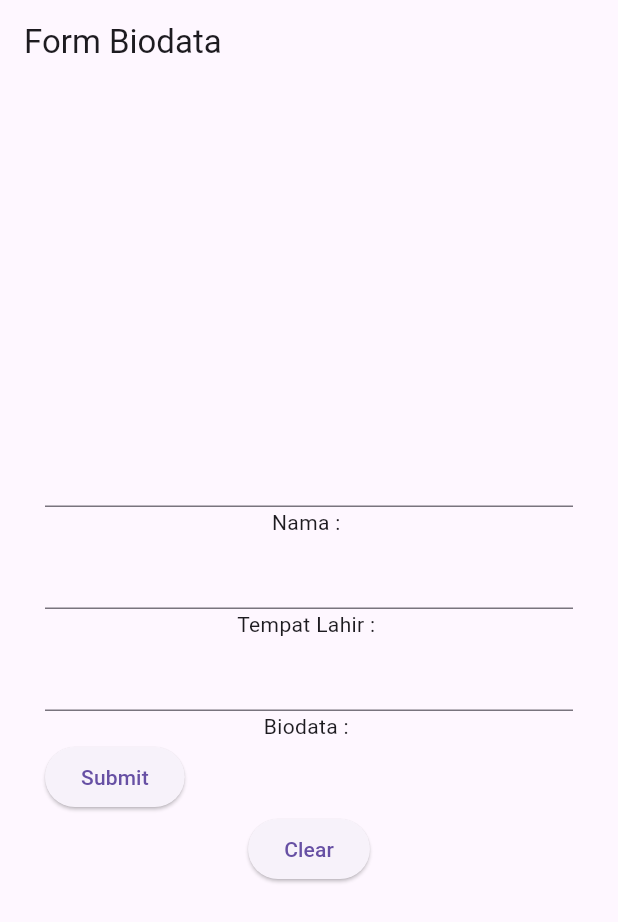
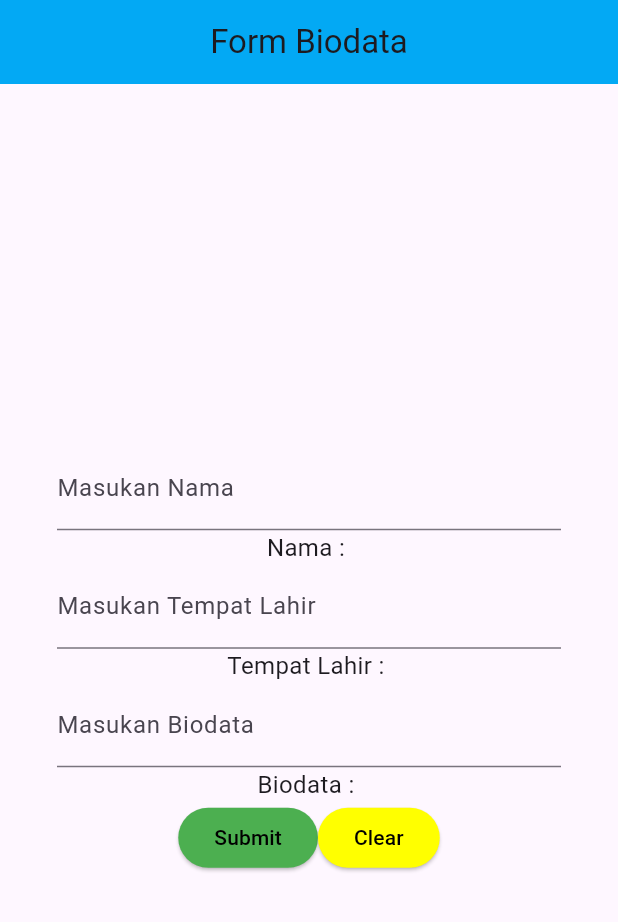
Before and after one commit to qrasetya/flutter-pras, a Flutter app: the screen it shows after launch, after a tap on "Clear", on a phone screen of 412 x 824 dp. Shown: the top 922 px of the screen. Run offline on Flutter 3.47's test engine with Material 3 defaults, Android fonts, the phone set to English and light mode, and no system bars.

Commit message:
Tugas Text Field

```diff
--- a/lib/main.dart
+++ b/lib/main.dart
@@ -18,25 +18,29 @@ class BiodataForm extends StatefulWidget {
 
 class _BiodataFormState extends State<BiodataForm> {
   String _nama = '';
-  String _tempatLahir = '';
+  String _tempatTanggalLahir = '';
   String _biodata = '';
 
   TextEditingController controllerNama = new TextEditingController();
-  TextEditingController controllertempatLahir = new TextEditingController();
+  TextEditingController controllertempatTanggalLahir =
+      new TextEditingController();
   TextEditingController controllerBiodata = new TextEditingController();
 
   void kirimdata() {
     setState(() {
       _nama = "${controllerNama.text}";
-      _tempatLahir = "${controllertempatLahir.text}";
+      _tempatTanggalLahir = "${controllertempatTanggalLahir.text}";
       _biodata = "${controllerBiodata.text}";
     });
   }
 
   void clear() {
     setState(() {
+      controllerNama.clear();
+      controllertempatTanggalLahir.clear();
+      controllerBiodata.clear();
       _nama = "";
-      _tempatLahir = "";
+      _tempatTanggalLahir = "";
       _biodata = "";
     });
   }
@@ -45,11 +49,14 @@ class _BiodataFormState extends State<BiodataForm> {
   Widget build(BuildContext context) {
     return Scaffold(
       appBar: AppBar(
+        centerTitle: true,
+        backgroundColor: Colors.lightBlue,
         title: Text("Form Biodata"),
       ),
-      body: Center(
+      body: Container(
+        margin: const EdgeInsets.all(30),
         child: Padding(
-          padding: EdgeInsets.all(30),
+          padding: const EdgeInsets.symmetric(horizontal: 8, vertical: 16),
           child: Column(
             mainAxisAlignment: MainAxisAlignment.center,
             children: [
@@ -63,20 +70,34 @@ class _BiodataFormState extends State<BiodataForm> {
                     _nama = value;
                   });
                 },
+                decoration: InputDecoration(
+                  border: UnderlineInputBorder(),
+                  labelText: 'Masukan Nama',
+                ),
               ),
-              Text("Nama : $_nama"),
+              Text(
+                "Nama : $_nama",
+                style: TextStyle(fontSize: 16.0),
+              ),
               TextField(
-                controller: controllertempatLahir,
+                controller: controllertempatTanggalLahir,
                 autocorrect: false,
                 autofocus: false,
                 enableSuggestions: false,
                 onSubmitted: (value) {
                   setState(() {
-                    _tempatLahir = value;
+                    _tempatTanggalLahir = value;
                   });
                 },
+                decoration: InputDecoration(
+                  border: UnderlineInputBorder(),
+                  labelText: "Masukan Tempat Lahir",
+                ),
               ),
-              Text("Tempat Lahir : $_tempatLahir"),
+              Text(
+                "Tempat Lahir : $_tempatTanggalLahir",
+                style: TextStyle(fontSize: 16.0),
+              ),
               TextField(
                 controller: controllerBiodata,
                 autocorrect: false,
@@ -87,15 +108,40 @@ class _BiodataFormState extends State<BiodataForm> {
                     _biodata = value;
                   });
                 },
+                decoration: InputDecoration(
+                  border: UnderlineInputBorder(),
+                  labelText: "Masukan Biodata",
+                ),
               ),
-              Text("Biodata : $_biodata"),
+              Text(
+                "Biodata : $_biodata",
+                style: TextStyle(fontSize: 16.0),
+              ),
               Row(
-                mainAxisAlignment: MainAxisAlignment.spaceBetween,
+                mainAxisAlignment: MainAxisAlignment.center,
                 children: [
-                  ElevatedButton(onPressed: kirimdata, child: Text("Submit")),
+                  ElevatedButton(
+                    onPressed: kirimdata,
+                    child: const Text(
+                      "Submit",
+                      style: TextStyle(color: Colors.black),
+                    ),
+                    style: ElevatedButton.styleFrom(
+                      backgroundColor: Colors.green,
+                    ),
+                  ),
+                  ElevatedButton(
+                    onPressed: clear,
+                    child: const Text(
+                      "Clear",
+                      style: TextStyle(color: Colors.black),
+                    ),
+                    style: ElevatedButton.styleFrom(
+                      backgroundColor: Colors.yellowAccent,
+                    ),
+                  ),
                 ],
               ),
-              ElevatedButton(onPressed: clear, child: Text("Clear")),
             ],
           ),
         ),
```
